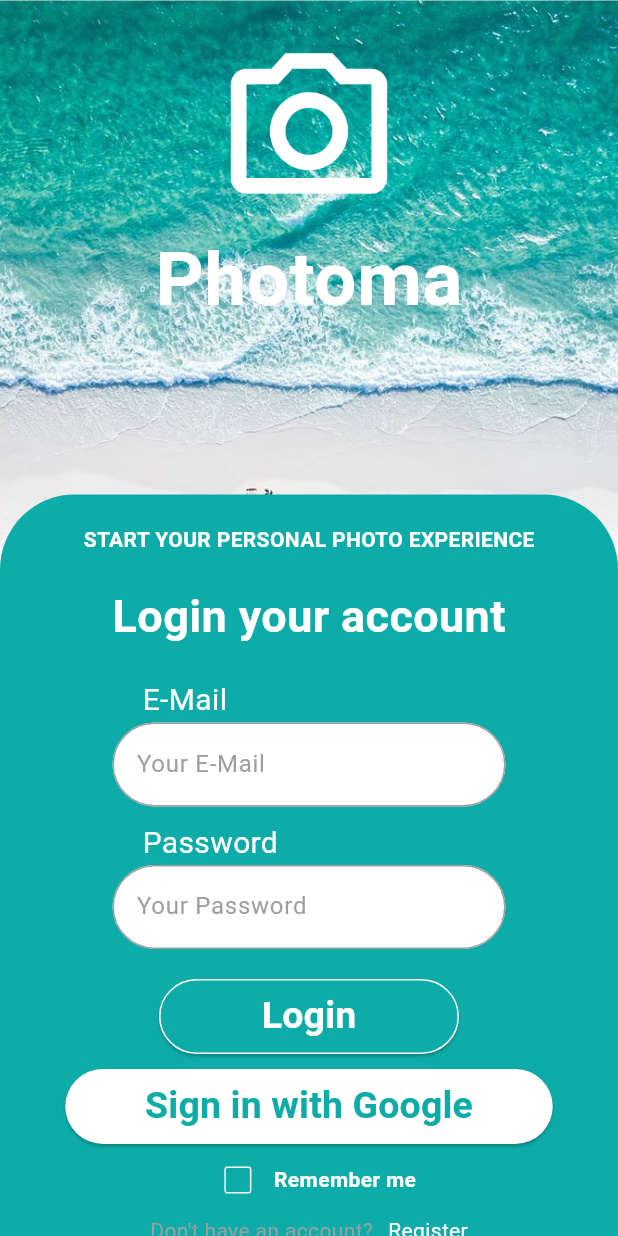
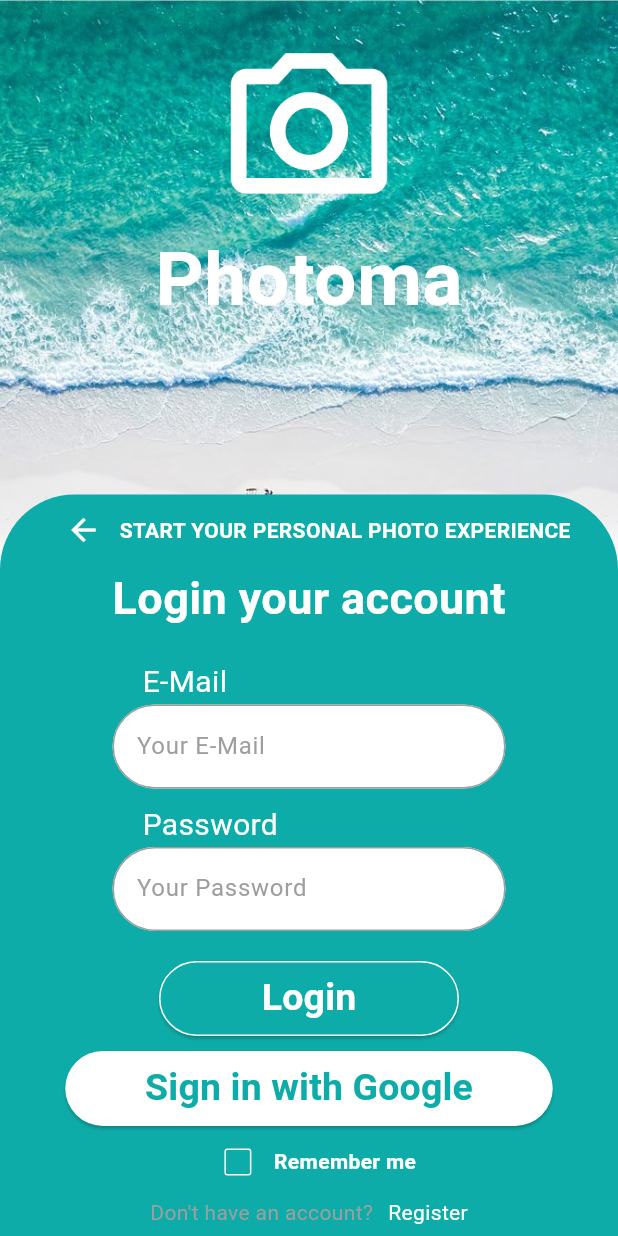
Before and after one commit to adriannebulao/CS3MidLogin, a Flutter app: the LoginScreen screen opened directly, on a phone screen of 412 x 824 dp. Run offline on Flutter 3.47's test engine with Material 3 defaults, Android fonts, the phone set to English and light mode, and no system bars.

Commit message:
feat: implement routing

```diff
--- a/lib/screens/login_screen.dart
+++ b/lib/screens/login_screen.dart
@@ -13,7 +13,6 @@ class _LoginScreenState extends State<LoginScreen> {
   @override
   Widget build(BuildContext context) {
     final screenHeight = MediaQuery.of(context).size.height;
-    final screenWidth = MediaQuery.of(context).size.width;
 
     return Scaffold(
       body: Stack(
@@ -22,62 +21,81 @@ class _LoginScreenState extends State<LoginScreen> {
             decoration: const BoxDecoration(
               image: DecorationImage(
                 image: AssetImage('assets/images/background_image.jpg'),
-                    fit: BoxFit.cover)),
+                fit: BoxFit.cover,
               ),
-          Column(children: [
-            const SizedBox(
-              height: 25,
             ),
-            const Center(
+          ),
+          Column(
+            children: [
+              // Top content that can scroll
+              const Expanded(
+                child: SingleChildScrollView(
+                  child: Column(
+                    children: [
+                      SizedBox(height: 25),
+                      Center(
                         child: Image(
                           image: AssetImage('assets/images/logo.png'),
                           height: 125,
                         ),
                       ),
-            const Center(
-              child: Text("Photoma",
+                      Center(
+                        child: Text(
+                          "Photoma",
                           style: TextStyle(
                             color: Colors.white,
                             fontSize: 50,
-                      fontWeight: FontWeight.bold)),
+                            fontWeight: FontWeight.bold,
                           ),
-            const Spacer(),
+                        ),
+                      ),
+                    ],
+                  ),
+                ),
+              ),
               Container(
                 height: screenHeight * .6,
-              width: screenWidth * 1,
+                width: double.infinity,
                 decoration: const BoxDecoration(
                   color: Color.fromRGBO(14, 172, 168, 100),
                   borderRadius: BorderRadius.only(
                     topLeft: Radius.circular(50),
-                      topRight: Radius.circular(50))),
+                    topRight: Radius.circular(50),
+                  ),
+                ),
                 child: Column(
                   children: [
-                  const SizedBox(
-                    height: 20,
+                    Row(
+                      mainAxisAlignment: MainAxisAlignment.center,
+                      children: [
+                        IconButton(
+                          icon:
+                              const Icon(Icons.arrow_back, color: Colors.white),
+                          onPressed: () {
+                            Navigator.pop(context);
+                          },
                         ),
                         const Text(
                           "START YOUR PERSONAL PHOTO EXPERIENCE",
                           style: TextStyle(
-                        color: Colors.white, fontWeight: FontWeight.bold),
+                            color: Colors.white,
+                            fontWeight: FontWeight.bold,
                           ),
-                  const SizedBox(
-                    height: 20,
+                        ),
+                      ],
                     ),
                     const Text(
                       "Login your account",
                       style: TextStyle(
                         color: Colors.white,
                         fontSize: 30,
-                        fontWeight: FontWeight.bold),
+                        fontWeight: FontWeight.bold,
                       ),
-                  const SizedBox(
-                    height: 20,
                     ),
+                    const SizedBox(height: 20),
                     const Row(
                       children: [
-                      SizedBox(
-                        width: 95,
-                      ),
+                        SizedBox(width: 95),
                         Text(
                           "E-Mail",
                           style: TextStyle(color: Colors.white, fontSize: 20),
@@ -92,28 +110,27 @@ class _LoginScreenState extends State<LoginScreen> {
                           fillColor: Colors.white,
                           border: OutlineInputBorder(
                             borderRadius: BorderRadius.circular(100),
-                            borderSide: BorderSide.none),
+                            borderSide: BorderSide.none,
+                          ),
                           hintText: "Your E-Mail",
                           hintStyle: const TextStyle(color: Colors.grey),
                           focusedBorder: OutlineInputBorder(
                             borderRadius: BorderRadius.circular(100),
                             borderSide: const BorderSide(
-                              color: Color.fromRGBO(14, 172, 168, 100)),
+                              color: Color.fromRGBO(14, 172, 168, 100),
+                            ),
                           ),
                           enabledBorder: OutlineInputBorder(
                             borderRadius: BorderRadius.circular(100),
-                            borderSide: const BorderSide(color: Colors.grey)),
+                            borderSide: const BorderSide(color: Colors.grey),
                           ),
                         ),
                       ),
-                  const SizedBox(
-                    height: 10,
                     ),
+                    const SizedBox(height: 10),
                     const Row(
                       children: [
-                      SizedBox(
-                        width: 95,
-                      ),
+                        SizedBox(width: 95),
                         Text(
                           "Password",
                           style: TextStyle(color: Colors.white, fontSize: 20),
@@ -129,51 +146,57 @@ class _LoginScreenState extends State<LoginScreen> {
                           fillColor: Colors.white,
                           border: OutlineInputBorder(
                             borderRadius: BorderRadius.circular(100),
-                            borderSide: BorderSide.none),
+                            borderSide: BorderSide.none,
+                          ),
                           hintText: "Your Password",
                           hintStyle: const TextStyle(color: Colors.grey),
                           focusedBorder: OutlineInputBorder(
                             borderRadius: BorderRadius.circular(100),
                             borderSide: const BorderSide(
-                              color: Color.fromRGBO(14, 172, 168, 100)),
+                              color: Color.fromRGBO(14, 172, 168, 100),
+                            ),
                           ),
                           enabledBorder: OutlineInputBorder(
                             borderRadius: BorderRadius.circular(100),
-                            borderSide: const BorderSide(color: Colors.grey)),
+                            borderSide: const BorderSide(color: Colors.grey),
                           ),
                         ),
                       ),
-                  const SizedBox(
-                    height: 20,
                     ),
+                    const SizedBox(height: 20),
                     SizedBox(
                       height: 50,
                       width: 200,
                       child: ElevatedButton(
-                      onPressed: () {},
+                        onPressed: () {
+                          Navigator.pushNamed(context, '/');
+                        },
                         style: ElevatedButton.styleFrom(
                           backgroundColor:
                               const Color.fromRGBO(14, 172, 168, 100),
                           shape: RoundedRectangleBorder(
                             side: const BorderSide(color: Colors.white),
-                              borderRadius: BorderRadius.circular(100))),
+                            borderRadius: BorderRadius.circular(100),
+                          ),
+                        ),
                         child: const Text(
                           "Login",
                           style: TextStyle(
                             color: Colors.white,
                             fontWeight: FontWeight.bold,
-                            fontSize: 25),
+                            fontSize: 25,
                           ),
                         ),
                       ),
-                  const SizedBox(
-                    height: 10,
                     ),
+                    const SizedBox(height: 10),
                     SizedBox(
                       height: 50,
                       width: 325,
                       child: ElevatedButton(
-                      onPressed: () {},
+                        onPressed: () {
+                          Navigator.pushNamed(context, '/');
+                        },
                         style: ElevatedButton.styleFrom(
                           backgroundColor: Colors.white,
                         ),
@@ -182,7 +205,8 @@ class _LoginScreenState extends State<LoginScreen> {
                           style: TextStyle(
                             color: Color.fromRGBO(14, 172, 168, 100),
                             fontWeight: FontWeight.bold,
-                            fontSize: 25),
+                            fontSize: 25,
+                          ),
                         ),
                       ),
                     ),
@@ -200,9 +224,13 @@ class _LoginScreenState extends State<LoginScreen> {
                           checkColor: const Color.fromRGBO(14, 172, 168, 100),
                           side: const BorderSide(color: Colors.white),
                         ),
-                      const Text("Remember me",
+                        const Text(
+                          "Remember me",
                           style: TextStyle(
-                              color: Colors.white, fontWeight: FontWeight.bold))
+                            color: Colors.white,
+                            fontWeight: FontWeight.bold,
+                          ),
+                        )
                       ],
                     ),
                     const Row(
@@ -212,9 +240,7 @@ class _LoginScreenState extends State<LoginScreen> {
                           "Don't have an account?",
                           style: TextStyle(color: Colors.grey),
                         ),
-                      SizedBox(
-                        width: 10,
-                      ),
+                        SizedBox(width: 10),
                         Text(
                           "Register",
                           style: TextStyle(color: Colors.white),
@@ -224,7 +250,8 @@ class _LoginScreenState extends State<LoginScreen> {
                   ],
                 ),
               ),
-          ])
+            ],
+          ),
         ],
       ),
     );
```
Also changed, not shown: lib/main.dart (+9 -5 lines), lib/screens/home_screen.dart (+6 -2 lines), lib/screens/sign_up_screen.dart (+21 -7 lines). Lines whose indentation alone changed are shown as unchanged.
